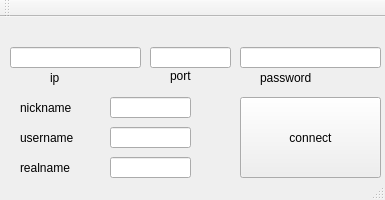
Qt form client/mainwindow.ui (1337hunter/irc) before a commit.
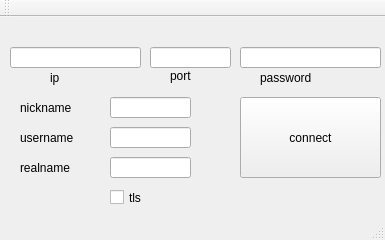
The same form after that commit.

```diff
--- a/client/mainwindow.ui
+++ b/client/mainwindow.ui
@@ -7,19 +7,19 @@
     <x>0</x>
     <y>0</y>
     <width>385</width>
-    <height>200</height>
+    <height>240</height>
    </rect>
   </property>
   <property name="minimumSize">
    <size>
     <width>385</width>
-    <height>200</height>
+    <height>240</height>
    </size>
   </property>
   <property name="maximumSize">
    <size>
     <width>385</width>
-    <height>200</height>
+    <height>240</height>
    </size>
   </property>
   <property name="windowTitle">
@@ -210,6 +210,19 @@
      <string>realname</string>
     </property>
    </widget>
+   <widget class="QCheckBox" name="tls">
+    <property name="geometry">
+     <rect>
+      <x>110</x>
+      <y>170</y>
+      <width>61</width>
+      <height>21</height>
+     </rect>
+    </property>
+    <property name="text">
+     <string>tls</string>
+    </property>
+   </widget>
   </widget>
   <widget class="QMenuBar" name="menubar">
    <property name="geometry">
```
